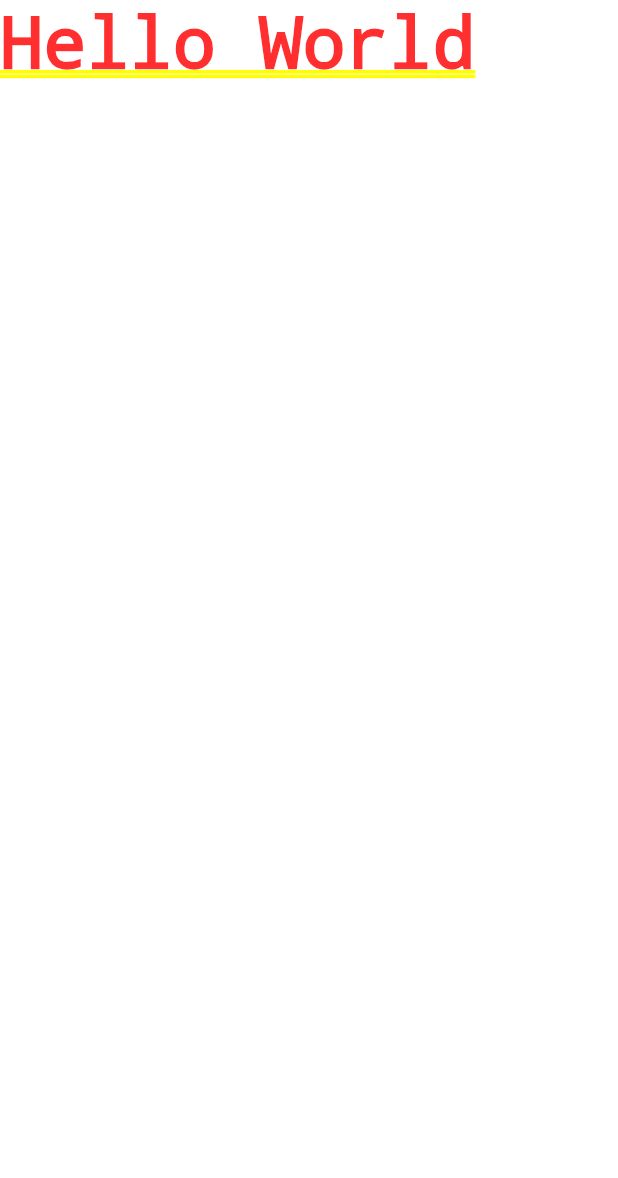
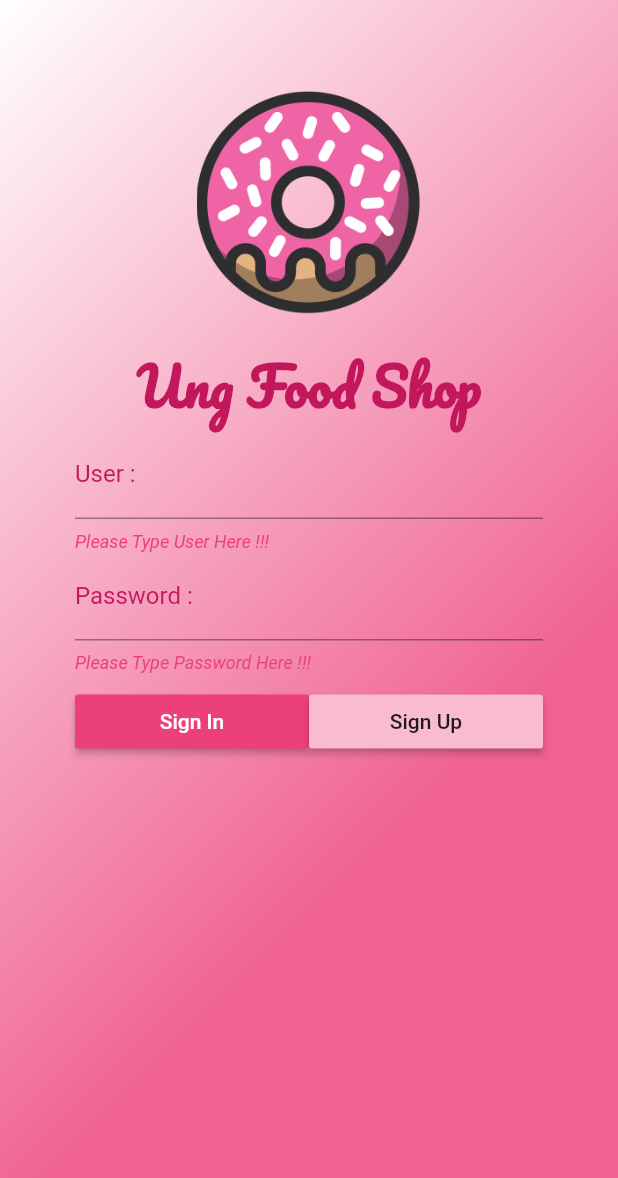
Before and after one commit to masterUNG/UngFoodShop_1June, a Flutter app: the screen it shows after launch, on a phone screen of 412 x 824 dp. Shown: the top 1178 px of the screen. Run offline on Flutter 3.47's test engine with Material 2 defaults, Android fonts, the phone set to English and light mode, and no system bars.

Commit message:
Design UI Authen Success

```diff
--- a/lib/main.dart
+++ b/lib/main.dart
@@ -1,14 +1,15 @@
 import 'package:flutter/material.dart';
+import 'package:ungfoodshop/screens/authen.dart';
 
-
-main(){
+main() {
   runApp(MyApp());
 }
-
 
 class MyApp extends StatelessWidget {
   @override
   Widget build(BuildContext context) {
-    return MaterialApp(home: Text('Hello World'),);
+    return MaterialApp(
+      home: Authen(),
+    );
   }
 }
--- /dev/null
+++ b/lib/screens/authen.dart
@@ -0,0 +1,118 @@
+import 'package:flutter/material.dart';
+import 'package:flutter/widgets.dart' as prefix0;
+
+class Authen extends StatefulWidget {
+  @override
+  _AuthenState createState() => _AuthenState();
+}
+
+class _AuthenState extends State<Authen> {
+  Widget signUpButton() {
+    return RaisedButton(
+      color: Colors.pink[100],
+      child: Text('Sign Up'),
+      onPressed: () {},
+    );
+  }
+
+  Widget signInButton() {
+    return RaisedButton(
+      color: Colors.pink[400],
+      child: Text(
+        'Sign In',
+        style: TextStyle(color: Colors.white),
+      ),
+      onPressed: () {},
+    );
+  }
+
+  Widget passwordTextFromField() {
+    return TextFormField(
+      obscureText: true,
+      decoration: InputDecoration(
+        labelText: 'Password :',
+        labelStyle: TextStyle(color: Colors.pink[700]),
+        hintText: 'More 6 Charactor',
+        helperText: 'Please Type Password Here !!!',
+        helperStyle:
+            TextStyle(color: Colors.pink[400], fontStyle: FontStyle.italic),
+      ),
+    );
+  }
+
+  Widget userTextFromField() {
+    return TextFormField(
+      decoration: InputDecoration(
+        labelText: 'User :',
+        labelStyle: TextStyle(color: Colors.pink[700]),
+        hintText: 'Not Blank',
+        helperText: 'Please Type User Here !!!',
+        helperStyle:
+            TextStyle(color: Colors.pink[400], fontStyle: FontStyle.italic),
+      ),
+    );
+  }
+
+  Widget showLogo() {
+    return Image.asset('images/logo.png');
+  }
+
+  Widget showAppName() {
+    return Text(
+      'Ung Food Shop',
+      style: TextStyle(
+          fontSize: 35.0,
+          fontWeight: FontWeight.bold,
+          color: Colors.pink[700],
+          fontFamily: 'Pacifico'),
+    );
+  }
+
+  @override
+  Widget build(BuildContext context) {
+    return Scaffold(
+      resizeToAvoidBottomPadding: false,
+      body: Container(
+        decoration: BoxDecoration(
+          gradient: LinearGradient(colors: [Colors.white, Colors.pink[300]], begin: Alignment(-1, -1)),
+        ),
+        padding: EdgeInsets.only(top: 60.0),
+        alignment: Alignment(0, -1),
+        child: Column(
+          children: <Widget>[
+            Container(
+              width: 150.0,
+              height: 150.0,
+              child: showLogo(),
+            ),
+            Container(
+              margin: EdgeInsets.only(top: 16.0),
+              child: showAppName(),
+            ),
+            Container(
+              margin: EdgeInsets.only(left: 50.0, right: 50.0),
+              child: userTextFromField(),
+            ),
+            Container(
+              margin: EdgeInsets.only(left: 50.0, right: 50.0),
+              child: passwordTextFromField(),
+            ),
+            Container(
+              margin: EdgeInsets.only(left: 50.0, right: 50.0, top: 8.0),
+              child: Row(
+                children: <Widget>[
+                  Expanded(
+                    child: signInButton(),
+                  ),
+                  Expanded(
+                    child: signUpButton(),
+                  )
+                ],
+              ),
+            )
+          ],
+        ),
+      ),
+    );
+  }
+}
```
Also changed, not shown: pubspec.yaml (+6 -6 lines), fonts/Pacifico-Regular.ttf (added), images/logo.png (added).
